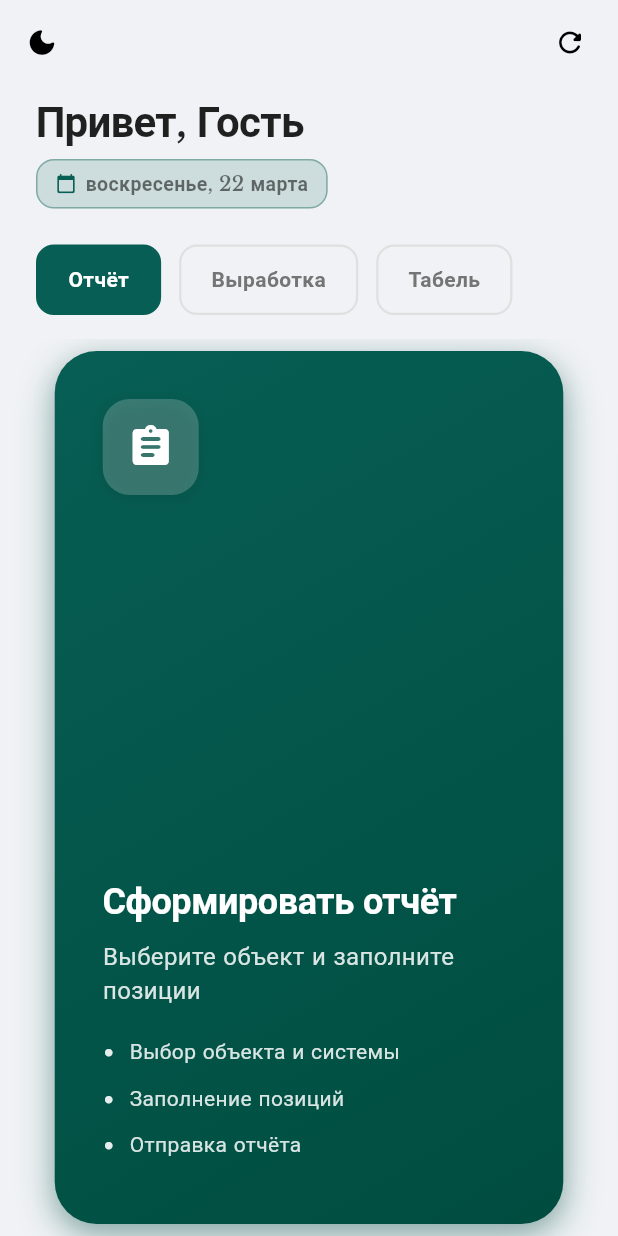
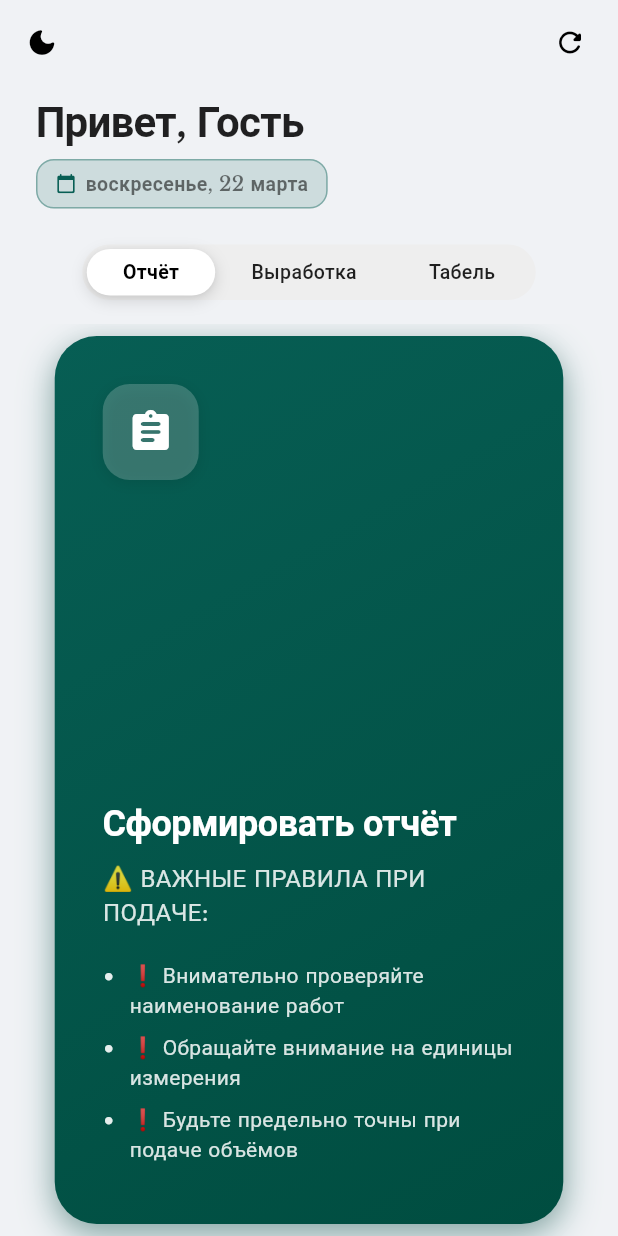
Before and after one commit to dimnok/tg-report-app, a Flutter app: the screen it shows after launch, on a phone screen of 412 x 824 dp. Run offline on Flutter 3.47's test engine with Material 3 defaults, Android fonts, the phone set to English and light mode, and no system bars; our stand-ins replace flutter_riverpod, freezed_annotation, google_fonts; missing offline and left inert: dart:js_interop, excel; network calls fail.

Commit message:
style: update UI components and layout
- Remove unused import in user_model
- Update tab chips design on HomeScreen with shadows and new colors
- Update report tab description with warning text
- Improve quantity picker UI in PositionsList
- Add clear button to SearchField

Made-with: Cursor

```diff
--- a/lib/src/domain/models/user_model.dart
+++ b/lib/src/domain/models/user_model.dart
@@ -1,5 +1,4 @@
 import 'package:freezed_annotation/freezed_annotation.dart';
-import 'package:json_annotation/json_annotation.dart';
 
 part 'user_model.freezed.dart';
 part 'user_model.g.dart';
--- a/lib/src/presentation/screens/home_screen.dart
+++ b/lib/src/presentation/screens/home_screen.dart
@@ -183,10 +183,18 @@ class _HomeScreenState extends ConsumerState<HomeScreen> {
             ),
             // Горизонтальные табы
             Padding(
-              padding: const EdgeInsets.fromLTRB(24, 24, 0, 16),
+              padding: const EdgeInsets.fromLTRB(0, 24, 0, 16),
+              child: Center(
                 child: SingleChildScrollView(
                   scrollDirection: Axis.horizontal,
+                  child: Container(
+                    padding: const EdgeInsets.all(3),
+                    decoration: BoxDecoration(
+                      color: isDark ? Colors.grey[800] : const Color(0xFFEEEEEE),
+                      borderRadius: BorderRadius.circular(30),
+                    ),
                     child: Row(
+                      mainAxisSize: MainAxisSize.min,
                       children: List.generate(
                         tabs.length,
                         (index) => _TabChip(
@@ -201,6 +209,8 @@ class _HomeScreenState extends ConsumerState<HomeScreen> {
                             );
                           },
                           isDark: isDark,
+                        ),
+                      ),
                     ),
                   ),
                 ),
@@ -291,32 +301,42 @@ class _TabChip extends StatelessWidget {
 
   @override
   Widget build(BuildContext context) {
-    return Padding(
-      padding: const EdgeInsets.only(right: 12),
-      child: GestureDetector(
+    return GestureDetector(
       onTap: onTap,
+      behavior: HitTestBehavior.opaque,
       child: AnimatedContainer(
         duration: const Duration(milliseconds: 200),
-          padding: const EdgeInsets.symmetric(horizontal: 20, vertical: 12),
+        padding: const EdgeInsets.symmetric(horizontal: 24, vertical: 6),
         decoration: BoxDecoration(
           color: isSelected
-                ? (isDark ? _whatsappGreen : _whatsappTeal)
+              ? (isDark ? Colors.grey[700] : Colors.white)
               : Colors.transparent,
-            borderRadius: BorderRadius.circular(12),
-            border: Border.all(
-              color: isSelected
-                  ? (isDark ? _whatsappGreen : _whatsappTeal)
-                  : (isDark ? Colors.grey[700]! : Colors.grey[300]!),
-              width: 1.5,
+          borderRadius: BorderRadius.circular(26),
+          boxShadow: isSelected
+              ? [
+                  BoxShadow(
+                    color: Colors.black.withValues(alpha: 0.12),
+                    blurRadius: 8,
+                    spreadRadius: 1,
+                    offset: const Offset(0, 3),
                   ),
+                  BoxShadow(
+                    color: Colors.black.withValues(alpha: 0.05),
+                    blurRadius: 2,
+                    spreadRadius: 0,
+                    offset: const Offset(0, 1),
+                  ),
+                ]
+              : null,
         ),
         child: Text(
           label,
           style: TextStyle(
-              fontSize: 14,
-              fontWeight: isSelected ? FontWeight.bold : FontWeight.w600,
-              color: isSelected ? Colors.white : (isDark ? Colors.grey[400] : Colors.grey[600]),
-            ),
+            fontSize: 13,
+            fontWeight: isSelected ? FontWeight.w600 : FontWeight.w500,
+            color: isSelected
+                ? (isDark ? Colors.white : Colors.black)
+                : (isDark ? Colors.grey[400] : Colors.black87),
           ),
         ),
       ),
@@ -342,8 +362,12 @@ class _FeaturedCard extends StatelessWidget {
     final (String title, String subtitle, List<String> bullets) = switch (tab.id) {
       'report' => (
           'Сформировать отчёт',
-          'Выберите объект и заполните позиции',
-          ['Выбор объекта и системы', 'Заполнение позиций', 'Отправка отчёта'],
+          '⚠️ ВАЖНЫЕ ПРАВИЛА ПРИ ПОДАЧЕ:',
+          [
+            '❗️ Внимательно проверяйте наименование работ',
+            '❗️ Обращайте внимание на единицы измерения',
+            '❗️ Будьте предельно точны при подаче объёмов',
+          ],
         ),
       'production' => (
           'Просмотреть выработку',
```
Also changed, not shown: lib/src/presentation/widgets/positions_list.dart (+48 -42 lines), lib/src/presentation/widgets/search_field.dart (+32 -4 lines). Lines whose indentation alone changed are shown as unchanged.
